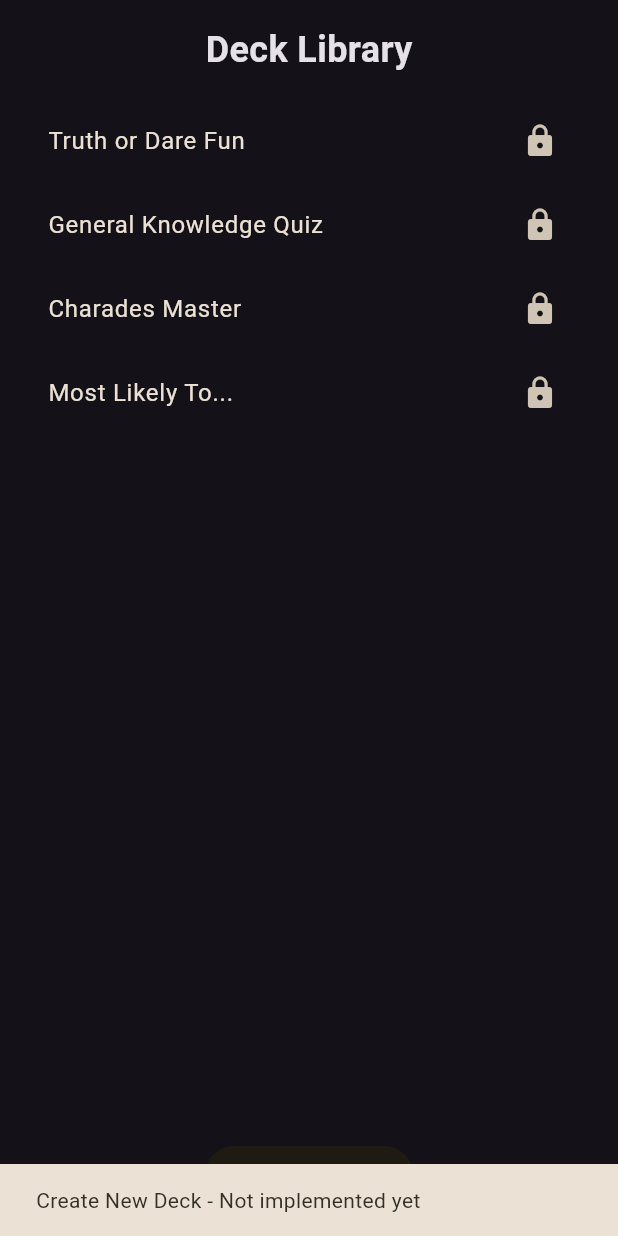
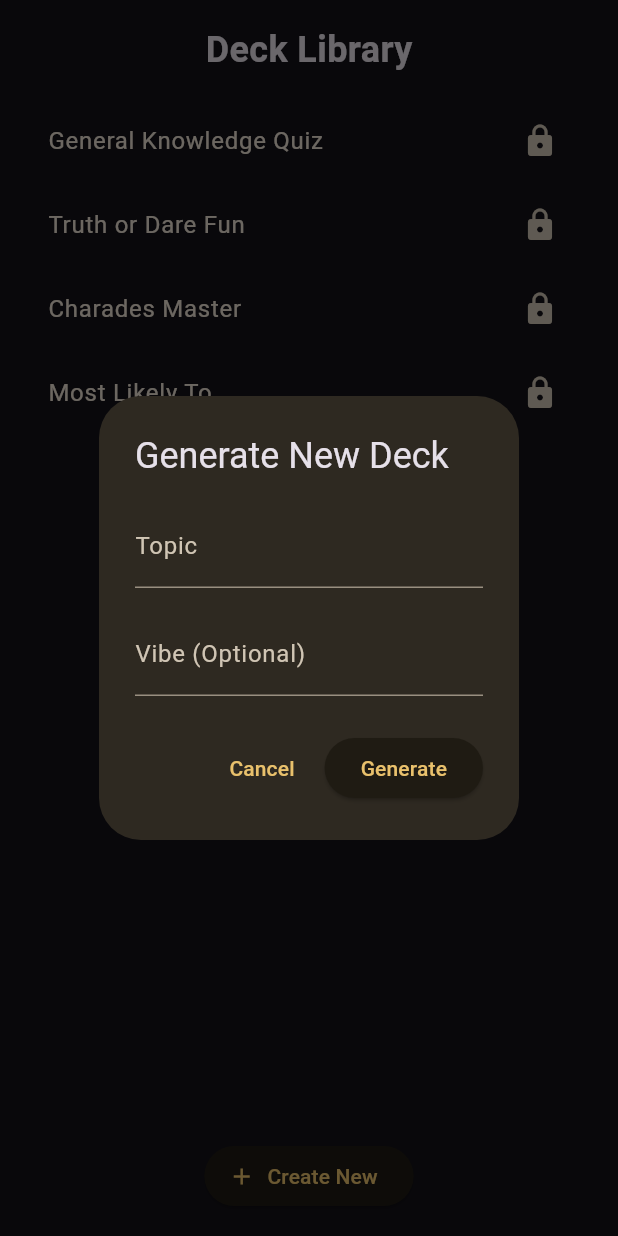
Before and after one commit to kefeh/social_shuffle, a Flutter app: the DeckLibrarySheet widget shown alone on an empty page, opened directly, after a tap on "Create New", on a phone screen of 412 x 824 dp. Run offline on Flutter 3.47's test engine with Material 3 defaults, Android fonts, the phone set to English and light mode, and no system bars; our stand-ins replace flutter_riverpod, flutter_svg, google_fonts, google_generative_ai, hive_flutter; accounts and stored records are empty.

```diff
--- a/lib/core/services/deck_service.dart
+++ b/lib/core/services/deck_service.dart
@@ -4,18 +4,24 @@ import 'package:social_shuffle/core/models/deck.dart';
 
 class DeckService {
   Future<List<Deck>> loadSeedDecks() async {
-    final manifestContent = await rootBundle.loadString('AssetManifest.json');
-    final Map<String, dynamic> manifestMap = json.decode(manifestContent);
-
-    final deckAssetPaths = manifestMap.keys
-        .where((String key) => key.startsWith('assets/decks/') && key.endsWith('.json'))
-        .toList();
+    // Hardcoded list of seed deck paths
+    final List<String> deckAssetPaths = [
+      'assets/decks/quiz_deck.json',
+      'assets/decks/flip_deck.json',
+      'assets/decks/task_deck.json',
+      'assets/decks/voting_deck.json',
+    ];
 
     List<Deck> decks = [];
     for (String path in deckAssetPaths) {
-      final String jsonString = await rootBundle.loadString(path);
-      final Map<String, dynamic> jsonMap = json.decode(jsonString);
-      decks.add(Deck.fromJson(jsonMap));
+      try {
+        final String jsonString = await rootBundle.loadString(path);
+        final Map<String, dynamic> jsonMap = json.decode(jsonString);
+        decks.add(Deck.fromJson(jsonMap));
+      } catch (e) {
+        // Handle cases where a file might not be found or is invalid
+        print('Error loading seed deck from $path: $e');
+      }
     }
     return decks;
   }
--- /dev/null
+++ b/lib/features/deck_generator/deck_generator_dialog.dart
@@ -0,0 +1,102 @@
+import 'package:flutter/material.dart';
+import 'package:flutter_riverpod/flutter_riverpod.dart';
+import 'package:social_shuffle/core/services/ai_service.dart';
+import 'package:social_shuffle/features/deck_generator/widgets/mixing_cards_animation.dart';
+
+class DeckGeneratorDialog extends ConsumerStatefulWidget {
+  const DeckGeneratorDialog({super.key});
+
+  @override
+  ConsumerState<DeckGeneratorDialog> createState() => _DeckGeneratorDialogState();
+}
+
+class _DeckGeneratorDialogState extends ConsumerState<DeckGeneratorDialog> {
+  final _topicController = TextEditingController();
+  final _vibeController = TextEditingController();
+  bool _isLoading = false;
+
+  Future<void> _generateDeck() async {
+    if (_topicController.text.isEmpty) {
+      ScaffoldMessenger.of(context).showSnackBar(
+        const SnackBar(content: Text('Please enter a topic.')),
+      );
+      return;
+    }
+
+    setState(() {
+      _isLoading = true;
+    });
+
+    try {
+      final aiService = AIService();
+      final generatedDeck = await aiService.generateDeck(
+        _topicController.text,
+        _vibeController.text,
+      );
+      // TODO: Save the generated deck to the local database and update the deck list
+      print('Generated Deck: ${generatedDeck.toJson()}');
+      Navigator.of(context).pop(); // Close the dialog
+    } catch (e) {
+      ScaffoldMessenger.of(context).showSnackBar(
+        const SnackBar(content: Text('The bartender dropped the cards. Try again.')),
+      );
+    } finally {
+      if (mounted) {
+        setState(() {
+          _isLoading = false;
+        });
+      }
+    }
+  }
+
+  @override
+  Widget build(BuildContext context) {
+    return AlertDialog(
+      title: const Text('Generate New Deck'),
+      content: SingleChildScrollView(
+        child: _isLoading
+            ? const MixingCardsAnimation()
+            : ListBody(
+                children: <Widget>[
+                  TextField(
+                    controller: _topicController,
+                    decoration: const InputDecoration(
+                      labelText: 'Topic',
+                      hintText: 'e.g., "90s Movies"',
+                    ),
+                  ),
+                  const SizedBox(height: 16),
+                  TextField(
+                    controller: _vibeController,
+                    decoration: const InputDecoration(
+                      labelText: 'Vibe (Optional)',
+                      hintText: 'e.g., "Funny and chaotic"',
+                    ),
+                  ),
+                ],
+              ),
+      ),
+      actions: <Widget>[
+        if (!_isLoading)
+          TextButton(
+            child: const Text('Cancel'),
+            onPressed: () {
+              Navigator.of(context).pop();
+            },
+          ),
+        if (!_isLoading)
+          ElevatedButton(
+            onPressed: _generateDeck,
+            child: const Text('Generate'),
+          ),
+      ],
+    );
+  }
+
+  @override
+  void dispose() {
+    _topicController.dispose();
+    _vibeController.dispose();
+    super.dispose();
+  }
+}
--- a/lib/features/deck_library/deck_library_sheet.dart
+++ b/lib/features/deck_library/deck_library_sheet.dart
@@ -1,11 +1,19 @@
 import 'package:flutter/material.dart';
 import 'package:flutter_riverpod/flutter_riverpod.dart';
 import 'package:social_shuffle/core/providers/deck_provider.dart';
+import 'package:social_shuffle/features/deck_generator/deck_generator_dialog.dart';
 import 'package:social_shuffle/features/deck_library/widgets/deck_list_item.dart';
 import 'package:social_shuffle/features/game_loop/game_loop_screen.dart';
 
 class DeckLibrarySheet extends ConsumerWidget {
   const DeckLibrarySheet({super.key});
+
+  void _showGeneratorDialog(BuildContext context) {
+    showDialog(
+      context: context,
+      builder: (context) => const DeckGeneratorDialog(),
+    );
+  }
 
   @override
   Widget build(BuildContext context, WidgetRef ref) {
@@ -39,6 +47,22 @@ class DeckLibrarySheet extends ConsumerWidget {
                         ),
                       );
                     },
+                    onDelete: deck.isSystem
+                        ? null
+                        : () {
+                            ScaffoldMessenger.of(context).showSnackBar(
+                              const SnackBar(
+                                content: Text('Delete - Not implemented yet'),
+                              ),
+                            );
+                          },
+                    onRemix: () {
+                      ScaffoldMessenger.of(context).showSnackBar(
+                        const SnackBar(
+                          content: Text('Remix - Not implemented yet'),
+                        ),
+                      );
+                    },
                   );
                 },
               ),
@@ -56,13 +80,7 @@ class DeckLibrarySheet extends ConsumerWidget {
           ),
           const SizedBox(height: 16),
           ElevatedButton.icon(
-            onPressed: () {
-              ScaffoldMessenger.of(context).showSnackBar(
-                const SnackBar(
-                  content: Text('Create New Deck - Not implemented yet'),
-                ),
-              );
-            },
+            onPressed: () => _showGeneratorDialog(context),
             icon: const Icon(Icons.add),
             label: const Text('Create New'),
           ),
--- a/lib/features/deck_library/widgets/deck_list_item.dart
+++ b/lib/features/deck_library/widgets/deck_list_item.dart
@@ -4,19 +4,37 @@ class DeckListItem extends StatelessWidget {
   final String title;
   final bool isSystemDeck;
   final VoidCallback onTap;
+  final VoidCallback? onDelete;
+  final VoidCallback? onRemix;
 
   const DeckListItem({
     super.key,
     required this.title,
     required this.isSystemDeck,
     required this.onTap,
+    this.onDelete,
+    this.onRemix,
   });
 
   @override
   Widget build(BuildContext context) {
     return ListTile(
       title: Text(title),
-      trailing: isSystemDeck ? const Icon(Icons.lock) : null,
+      trailing: isSystemDeck
+          ? const Icon(Icons.lock)
+          : Row(
+              mainAxisSize: MainAxisSize.min,
+              children: [
+                IconButton(
+                  icon: const Icon(Icons.copy),
+                  onPressed: onRemix,
+                ),
+                IconButton(
+                  icon: const Icon(Icons.delete),
+                  onPressed: onDelete,
+                ),
+              ],
+            ),
       onTap: onTap,
     );
   }
```
Also changed, not shown: lib/core/services/ai_service.dart (added, +110 -0 lines), lib/features/deck_generator/widgets/mixing_cards_animation.dart (added, +79 -0 lines).
